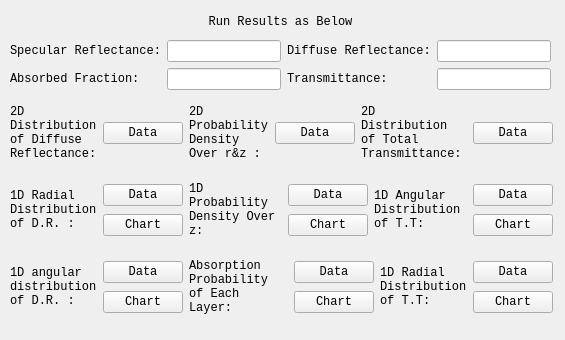
The window that mainwidgets/runresults.ui (SimonCqk/Photon_Propagation_Simulation) describes before a commit, drawn with Qt 5.
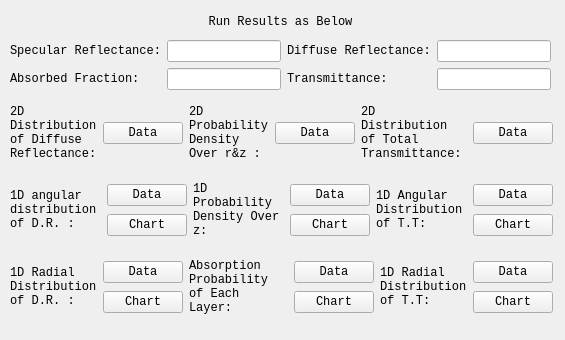
The same window after the commit.

Commit message: change layout pos in results page and process chart-drawer more.

```diff
--- a/mainwidgets/runresults.ui
+++ b/mainwidgets/runresults.ui
@@ -25,27 +25,27 @@
    <layout class="QGridLayout" name="gridLayout_3">
     <item row="1" column="0">
      <layout class="QHBoxLayout" name="horizontalLayout_3">
-      <item>
-       <widget class="QLabel" name="label_8">
-        <property name="font">
-         <font>
-          <family>Consolas</family>
-         </font>
-        </property>
-        <property name="text">
-         <string>1D Radial Distribution of D.R. :</string>
-        </property>
-        <property name="wordWrap">
-         <bool>true</bool>
-        </property>
-       </widget>
-      </item>
       <item>
        <layout class="QHBoxLayout" name="horizontalLayout_6">
         <item>
-         <layout class="QVBoxLayout" name="verticalLayout_4">
+         <widget class="QLabel" name="label_9">
+          <property name="font">
+           <font>
+            <family>Consolas</family>
+           </font>
+          </property>
+          <property name="text">
+           <string>1D angular distribution of D.R. :</string>
+          </property>
+          <property name="wordWrap">
+           <bool>true</bool>
+          </property>
+         </widget>
+        </item>
+        <item>
+         <layout class="QVBoxLayout" name="verticalLayout_7">
           <item>
-           <widget class="QPushButton" name="View_diff_reflect_rdl_Button">
+           <widget class="QPushButton" name="View_diff_reflect_agl_Button">
             <property name="font">
              <font>
               <family>Consolas</family>
@@ -57,7 +57,7 @@
            </widget>
           </item>
           <item>
-           <widget class="QPushButton" name="View_diff_reflect_rdl_Chart">
+           <widget class="QPushButton" name="View_diff_reflect_agl_Chart">
             <property name="font">
              <font>
               <family>Consolas</family>
@@ -271,27 +271,27 @@
     </item>
     <item row="2" column="0">
      <layout class="QHBoxLayout" name="horizontalLayout_4">
-      <item>
-       <widget class="QLabel" name="label_9">
-        <property name="font">
-         <font>
-          <family>Consolas</family>
-         </font>
-        </property>
-        <property name="text">
-         <string>1D angular distribution of D.R. :</string>
-        </property>
-        <property name="wordWrap">
-         <bool>true</bool>
-        </property>
-       </widget>
-      </item>
       <item>
        <layout class="QHBoxLayout" name="horizontalLayout">
         <item>
-         <layout class="QVBoxLayout" name="verticalLayout_7">
+         <widget class="QLabel" name="label_8">
+          <property name="font">
+           <font>
+            <family>Consolas</family>
+           </font>
+          </property>
+          <property name="text">
+           <string>1D Radial Distribution of D.R. :</string>
+          </property>
+          <property name="wordWrap">
+           <bool>true</bool>
+          </property>
+         </widget>
+        </item>
+        <item>
+         <layout class="QVBoxLayout" name="verticalLayout_4">
           <item>
-           <widget class="QPushButton" name="View_diff_reflect_agl_Button">
+           <widget class="QPushButton" name="View_diff_reflect_rdl_Button">
             <property name="font">
              <font>
               <family>Consolas</family>
@@ -303,7 +303,7 @@
            </widget>
           </item>
           <item>
-           <widget class="QPushButton" name="View_diff_reflect_agl_Chart">
+           <widget class="QPushButton" name="View_diff_reflect_rdl_Chart">
             <property name="font">
              <font>
               <family>Consolas</family>
```
The commit also changes 2 other files.
